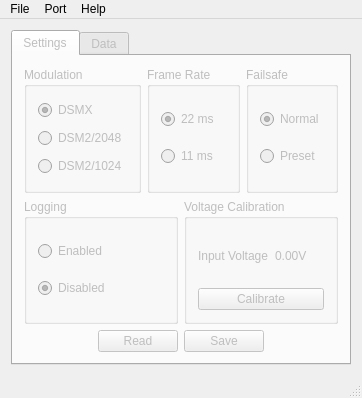
bemcgarvey/RX12, file client/Rx12Client/mainwindow.ui: the form before one commit.
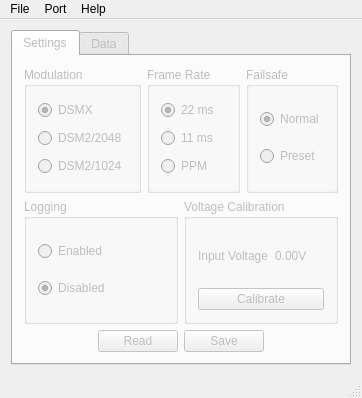
The form after the commit.

```diff
--- a/client/Rx12Client/mainwindow.ui
+++ b/client/Rx12Client/mainwindow.ui
@@ -89,6 +89,13 @@
                </property>
               </widget>
              </item>
+             <item>
+              <widget class="QRadioButton" name="ppmRadioButton">
+               <property name="text">
+                <string>PPM</string>
+               </property>
+              </widget>
+             </item>
             </layout>
            </widget>
           </item>
```
